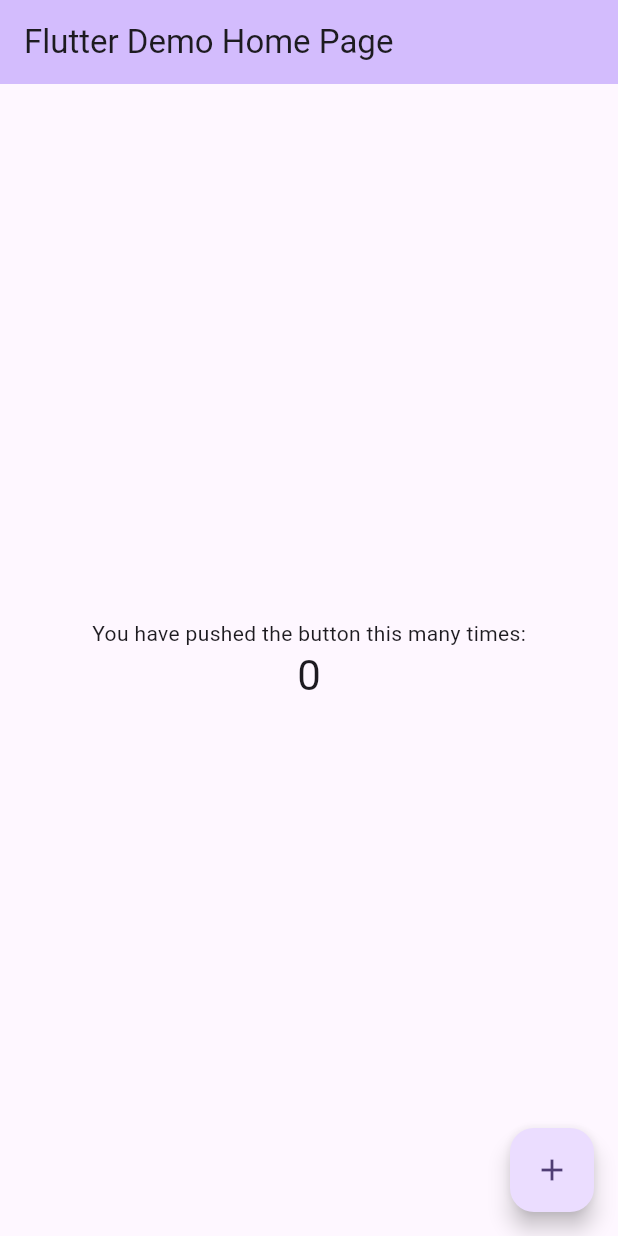
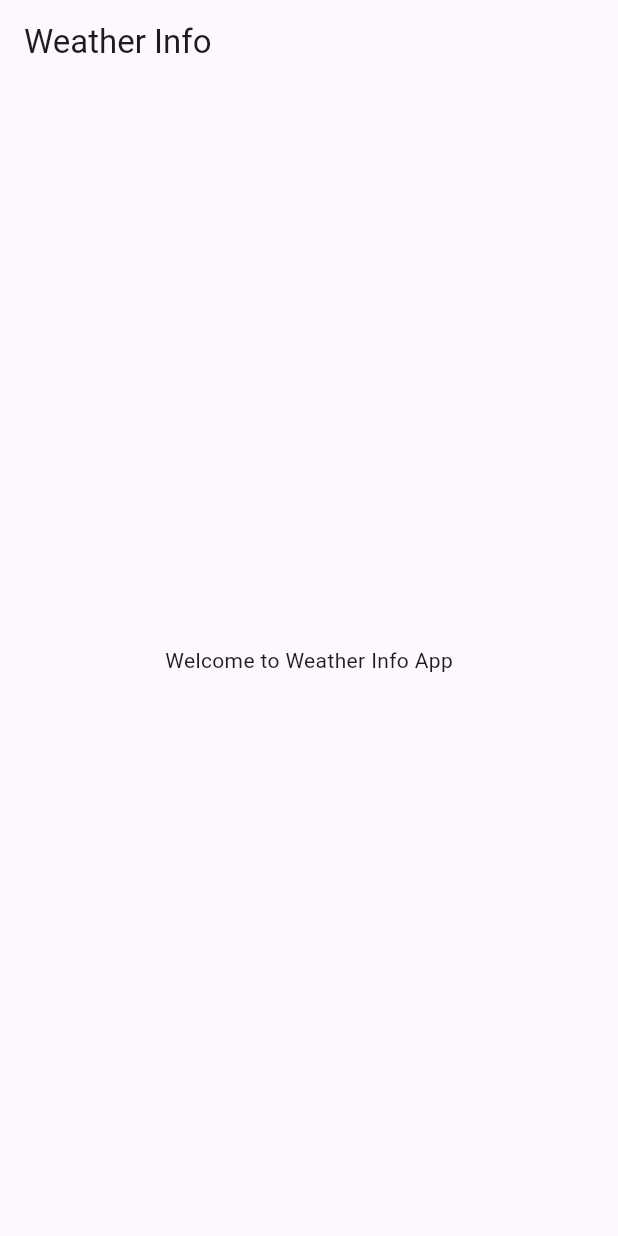
Before and after one commit to sricharan8462/weather_app, a Flutter app: the screen it shows after launch, on a phone screen of 412 x 824 dp. Run offline on Flutter 3.47's test engine with Material 3 defaults, Android fonts, the phone set to English and light mode, and no system bars.

Commit message:
Initial project setup and structure

```diff
--- a/lib/main.dart
+++ b/lib/main.dart
@@ -1,125 +1,34 @@
 import 'package:flutter/material.dart';
 
 void main() {
-  runApp(const MyApp());
+  runApp(const WeatherInfoApp());
 }
 
-class MyApp extends StatelessWidget {
-  const MyApp({super.key});
+class WeatherInfoApp extends StatelessWidget {
+  const WeatherInfoApp({super.key});
 
-  // This widget is the root of your application.
   @override
   Widget build(BuildContext context) {
     return MaterialApp(
-      title: 'Flutter Demo',
+      title: 'Weather Info App',
       theme: ThemeData(
-        // This is the theme of your application.
-        //
-        // TRY THIS: Try running your application with "flutter run". You'll see
-        // the application has a purple toolbar. Then, without quitting the app,
-        // try changing the seedColor in the colorScheme below to Colors.green
-        // and then invoke "hot reload" (save your changes or press the "hot
-        // reload" button in a Flutter-supported IDE, or press "r" if you used
-        // the command line to start the app).
-        //
-        // Notice that the counter didn't reset back to zero; the application
-        // state is not lost during the reload. To reset the state, use hot
-        // restart instead.
-        //
-        // This works for code too, not just values: Most code changes can be
-        // tested with just a hot reload.
-        colorScheme: ColorScheme.fromSeed(seedColor: Colors.deepPurple),
-        useMaterial3: true,
+        primarySwatch: Colors.blue,
       ),
-      home: const MyHomePage(title: 'Flutter Demo Home Page'),
+      home: const WeatherHomePage(),
     );
   }
 }
 
-class MyHomePage extends StatefulWidget {
-  const MyHomePage({super.key, required this.title});
-
-  // This widget is the home page of your application. It is stateful, meaning
-  // that it has a State object (defined below) that contains fields that affect
-  // how it looks.
-
-  // This class is the configuration for the state. It holds the values (in this
-  // case the title) provided by the parent (in this case the App widget) and
-  // used by the build method of the State. Fields in a Widget subclass are
-  // always marked "final".
-
-  final String title;
-
-  @override
-  State<MyHomePage> createState() => _MyHomePageState();
-}
-
-class _MyHomePageState extends State<MyHomePage> {
-  int _counter = 0;
-
-  void _incrementCounter() {
-    setState(() {
-      // This call to setState tells the Flutter framework that something has
-      // changed in this State, which causes it to rerun the build method below
-      // so that the display can reflect the updated values. If we changed
-      // _counter without calling setState(), then the build method would not be
-      // called again, and so nothing would appear to happen.
-      _counter++;
-    });
-  }
+class WeatherHomePage extends StatelessWidget {
+  const WeatherHomePage({super.key});
 
   @override
   Widget build(BuildContext context) {
-    // This method is rerun every time setState is called, for instance as done
-    // by the _incrementCounter method above.
-    //
-    // The Flutter framework has been optimized to make rerunning build methods
-    // fast, so that you can just rebuild anything that needs updating rather
-    // than having to individually change instances of widgets.
     return Scaffold(
-      appBar: AppBar(
-        // TRY THIS: Try changing the color here to a specific color (to
-        // Colors.amber, perhaps?) and trigger a hot reload to see the AppBar
-        // change color while the other colors stay the same.
-        backgroundColor: Theme.of(context).colorScheme.inversePrimary,
-        // Here we take the value from the MyHomePage object that was created by
-        // the App.build method, and use it to set our appbar title.
-        title: Text(widget.title),
+      appBar: AppBar(title: const Text('Weather Info')),
+      body: const Center(
+        child: Text("Welcome to Weather Info App"),
       ),
-      body: Center(
-        // Center is a layout widget. It takes a single child and positions it
-        // in the middle of the parent.
-        child: Column(
-          // Column is also a layout widget. It takes a list of children and
-          // arranges them vertically. By default, it sizes itself to fit its
-          // children horizontally, and tries to be as tall as its parent.
-          //
-          // Column has various properties to control how it sizes itself and
-          // how it positions its children. Here we use mainAxisAlignment to
-          // center the children vertically; the main axis here is the vertical
-          // axis because Columns are vertical (the cross axis would be
-          // horizontal).
-          //
-          // TRY THIS: Invoke "debug painting" (choose the "Toggle Debug Paint"
-          // action in the IDE, or press "p" in the console), to see the
-          // wireframe for each widget.
-          mainAxisAlignment: MainAxisAlignment.center,
-          children: <Widget>[
-            const Text(
-              'You have pushed the button this many times:',
-            ),
-            Text(
-              '$_counter',
-              style: Theme.of(context).textTheme.headlineMedium,
-            ),
-          ],
-        ),
-      ),
-      floatingActionButton: FloatingActionButton(
-        onPressed: _incrementCounter,
-        tooltip: 'Increment',
-        child: const Icon(Icons.add),
-      ), // This trailing comma makes auto-formatting nicer for build methods.
     );
   }
 }
```
